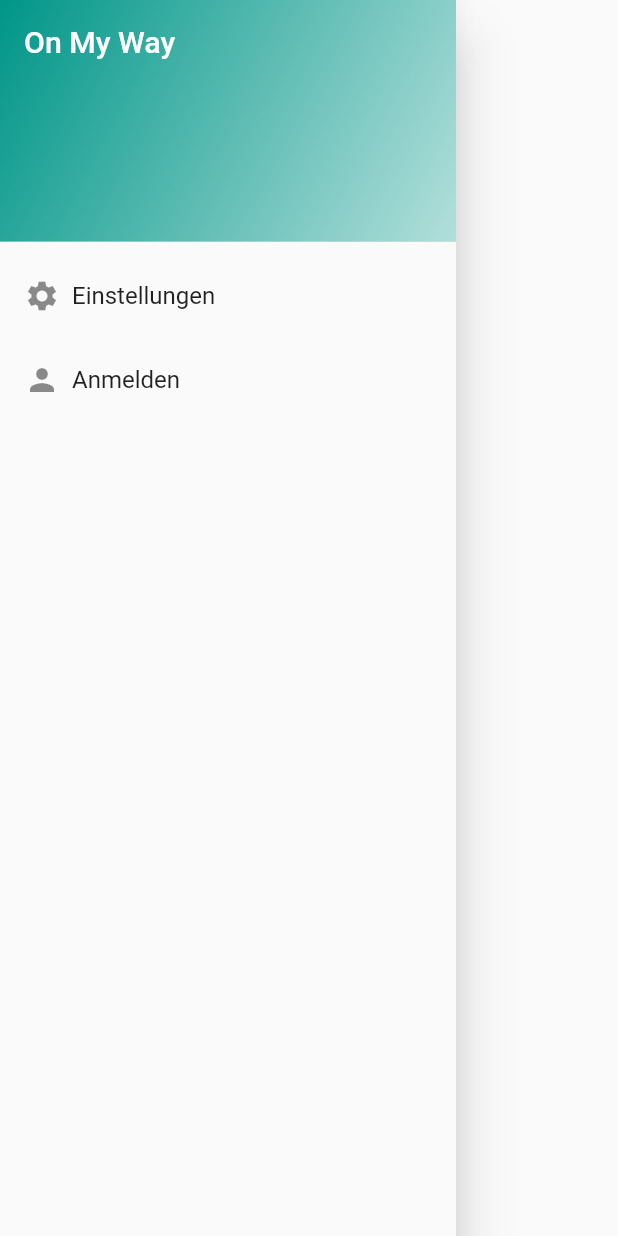
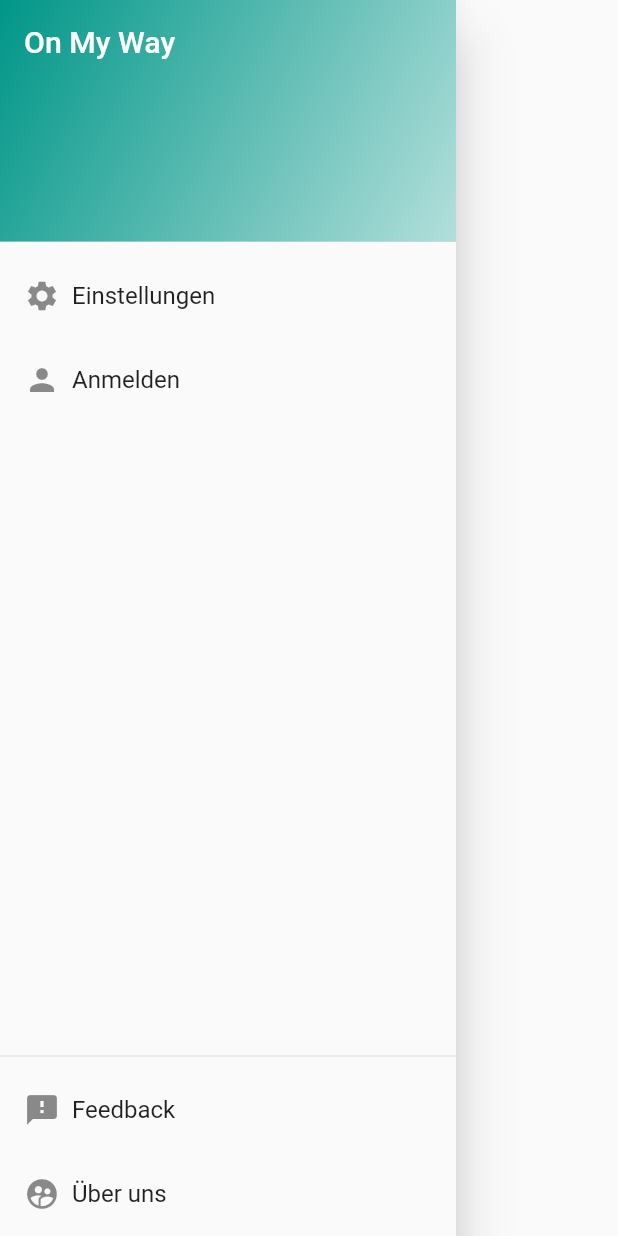
Before and after one commit to HannesGitH/on_my_way, a Flutter app: what standartDrawer() shows on an empty page, opened directly with empty values, on a phone screen of 412 x 824 dp. Run offline on Flutter 3.47's test engine with Material 2 defaults, Android fonts, the phone set to English and light mode, and no system bars; our stand-ins replace google_maps_flutter, shared_preferences; accounts and stored records are empty.

Commit message:
Drawer ausgelagert

```diff
--- a/lib/widgets/standartDrawer.dart
+++ b/lib/widgets/standartDrawer.dart
@@ -12,6 +12,10 @@ class standartDrawer extends StatelessWidget {
   Widget build(BuildContext context) {
     return
       Drawer(
+        child: Column(
+          children: <Widget>[
+            Expanded(
+              // ListView contains a group of widgets that scroll inside the drawer
               child: ListView(
 // Important: Remove any padding from the ListView.
                 padding: EdgeInsets.zero,
@@ -57,6 +61,47 @@ class standartDrawer extends StatelessWidget {
 // ...
                     },
                   ),
+
+                ],
+              ),
+            ),
+            // This container holds the align
+            Container(
+              // This align moves the children to the bottom
+                child: Align(
+                    alignment: FractionalOffset.bottomCenter,
+                    // This container holds all the children that will be aligned
+                    // on the bottom and should not scroll with the above ListView
+                    child: Container(
+                        child: Column(
+                          children: <Widget>[
+                            Divider(),
+                            ListTile(
+                              title: Row(
+                                children: <Widget>[
+                                  Icon(Icons.feedback),
+                                  SizedBox(width: 8.0,),
+                                  Text('Feedback'),
+                                ],
+                              ),
+                              onTap: () {
+                              },
+                            ),
+                            ListTile(
+                              title:Row(
+                                children: <Widget>[
+                                  Icon(Icons.supervised_user_circle),
+                                  SizedBox(width: 8.0,),
+                                  Text('Über uns'),
+                                ],
+                              ),
+                              onTap: () {},
+                            ),
+                        ],
+                        )
+                    )
+                )
+            )
           ],
         ),
       )
```
Lines whose indentation alone changed are shown as unchanged.
